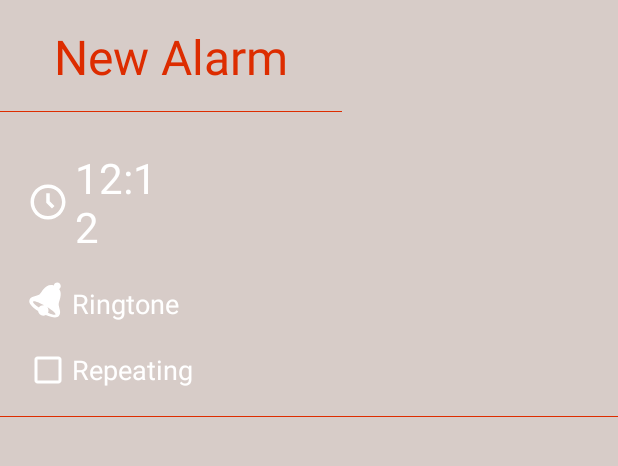
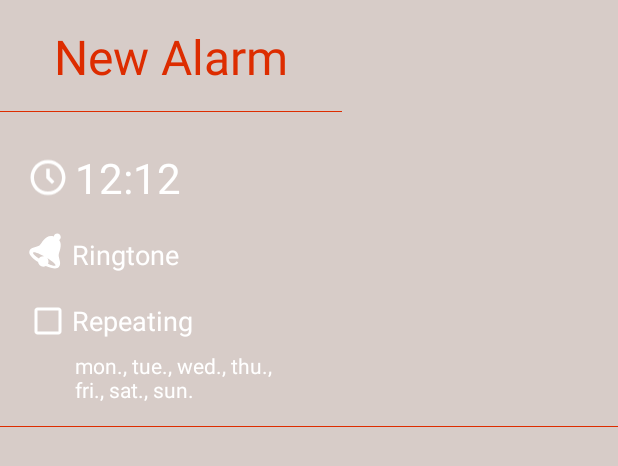
Before and after one commit to SteveQQ/QRoclock, an Android app: the layout alarm_config_dialog.xml on its own in the app's theme, with its tools: preview values and no code run, on a phone screen of 412 x 824 dp. Shown: the top 466 px of the screen. Run offline under Robolectric (Android 15) with nearby library versions, the phone set to English and light mode, and no system bars; Roboto replaces fonts that are not available here.

Commit message:
Collecting all alarm config data

```diff
--- a/app/src/main/res/layout/alarm_config_dialog.xml
+++ b/app/src/main/res/layout/alarm_config_dialog.xml
@@ -23,6 +23,7 @@
     </LinearLayout>
 
     <LinearLayout
+        android:id="@+id/bodyField"
         android:layout_width="match_parent"
         android:layout_height="wrap_content"
         android:orientation="vertical"
@@ -52,9 +53,8 @@
                 android:layout_height="wrap_content"
                 android:textSize="28sp"
                 tools:text="12:12"
-                android:text="12:12"
                 android:textColor="@android:color/primary_text_dark"
-                android:ems="2"/>
+                android:ems="3"/>
         </LinearLayout>
 
         <LinearLayout
@@ -74,13 +74,28 @@
                 android:paddingEnd="4dp"
                 android:background="@android:color/transparent"/>
 
-            <TextView
+            <LinearLayout
                 android:layout_width="wrap_content"
                 android:layout_height="wrap_content"
-                android:textAppearance="?android:attr/textAppearanceMedium"
-                android:textColor="@android:color/primary_text_dark"
-                android:paddingTop="4dp"
-                android:text="@string/ringtone"/>
+                android:orientation="vertical">
+                <TextView
+                    android:layout_width="wrap_content"
+                    android:layout_height="wrap_content"
+                    android:textAppearance="?android:attr/textAppearanceMedium"
+                    android:textColor="@android:color/primary_text_dark"
+                    android:paddingTop="4dp"
+                    android:text="@string/ringtone"/>
+
+                <TextView
+                    android:id="@+id/chosenRingtoneTextView"
+                    android:layout_width="wrap_content"
+                    android:layout_height="wrap_content"
+                    android:textAppearance="?android:attr/textAppearanceSmall"
+                    android:textColor="@android:color/primary_text_dark"
+                    android:paddingTop="4dp"
+                    tools:text="Beep-Beep-Beep Alarm"
+                    android:visibility="gone"/>
+            </LinearLayout>
         </LinearLayout>
 
         <CheckBox
@@ -93,7 +108,19 @@
             android:textColor="@android:color/primary_text_dark"
             android:layout_marginStart="16dp"
             android:layout_marginTop="8dp"
-            android:layout_marginBottom="16dp"/>
+            android:layout_marginBottom="4dp"/>
+        <TextView
+            android:id="@+id/daysRepeatingTextView"
+            android:layout_width="150dp"
+            android:layout_height="wrap_content"
+            android:textAppearance="?android:attr/textAppearanceSmall"
+            android:textColor="@android:color/primary_text_dark"
+            android:layout_marginStart="50dp"
+            android:layout_marginBottom="16dp"
+            tools:text="mon., tue., wed., thu., fri., sat., sun."
+            android:ellipsize="none"
+            android:scrollHorizontally="false"
+            android:maxLines="100"/>
     </LinearLayout>
 
 
```
Also changed, not shown: app/src/main/java/com/steveq/qroclock/repo/Alarm.java (+13 -3 lines), app/src/main/java/com/steveq/qroclock/repo/Days.java (+18 -8 lines), app/src/main/java/com/steveq/qroclock/ui/activities/DataCollector.java (+5 -3 lines), app/src/main/java/com/steveq/qroclock/ui/activities/MainActivity.java (+24 -18 lines), app/src/main/java/com/steveq/qroclock/ui/dialogs/AlarmConfigDialog.java (+80 -69 lines), app/src/main/java/com/steveq/qroclock/ui/dialogs/DaysRepeatingDialog.java (+118 -2 lines), app/src/main/java/com/steveq/qroclock/ui/dialogs/MyTimePickerDialog.java (+23 -3 lines), app/src/main/res/layout/repeating_days_dialog.xml (+7 -8 lines).
